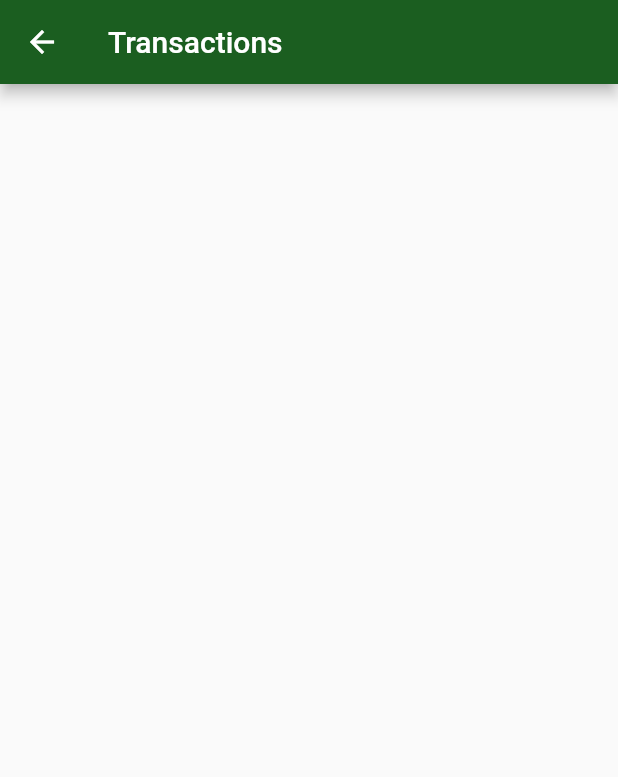
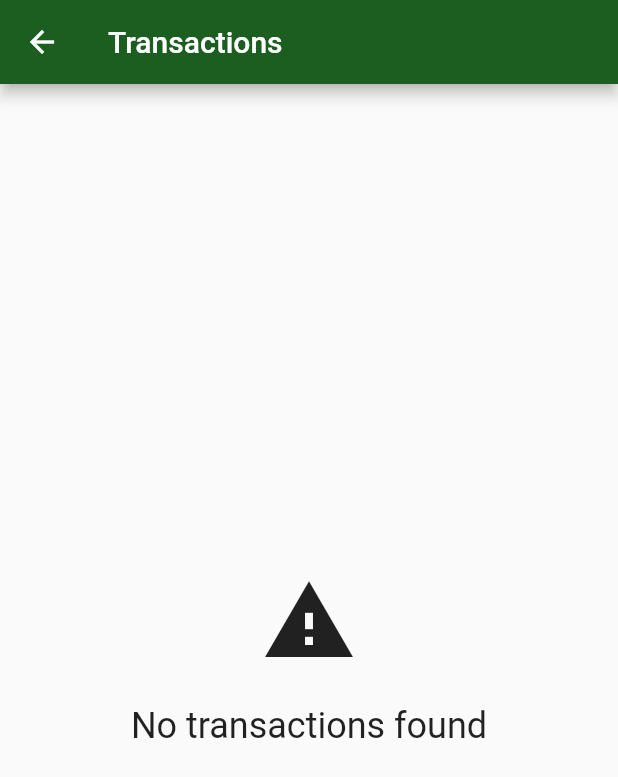
Before and after one commit to Marlon-Limax/Bytebank-Web-API, a Flutter app: the screen it shows after launch, after a tap on "Transaction Feed", on a phone screen of 412 x 824 dp. Shown: the top 777 px of the screen. Run offline on Flutter 3.47's test engine with Material 2 defaults, Android fonts, the phone set to English and light mode, and no system bars; our stand-ins replace sqflite; missing offline and left inert: http_interceptor; accounts and stored records are empty; statements that could not run were skipped.

Commit message:
Calling with external communication problems

```diff
--- /dev/null
+++ b/lib/components/centered_message.dart
@@ -0,0 +1,43 @@
+import 'package:flutter/material.dart';
+
+class CenteredMessage extends StatelessWidget {
+  final String message;
+  final IconData icon;
+  final double iconSize;
+  final double fontSize;
+
+  const CenteredMessage(
+    this.message, {
+    super.key,
+    required this.icon,
+    this.iconSize = 64,
+    this.fontSize = 24,
+  });
+
+  @override
+  Widget build(BuildContext context) {
+    return Center(
+      child: Column(
+        mainAxisAlignment: MainAxisAlignment.center,
+        crossAxisAlignment: CrossAxisAlignment.center,
+        children: <Widget>[
+          Visibility(
+            // ignore: unnecessary_null_comparison
+            visible: icon != null,
+            child: Icon(
+              icon,
+              size: iconSize,
+            ),
+          ),
+          Padding(
+            padding: const EdgeInsets.only(top: 24.0),
+            child: Text(
+              message,
+              style: TextStyle(fontSize: fontSize),
+            ),
+          ),
+        ],
+      ),
+    );
+  }
+}
--- a/lib/http/webclient.dart
+++ b/lib/http/webclient.dart
@@ -27,12 +27,15 @@ class LoggingInterceptor implements InterceptorContract {
   }
 
   Future<List<Transaction>> findAll() async {
+    final List<Transaction> transactions = [];
     try {
       final Client client = InterceptedClient.build(interceptors: [LoggingInterceptor()]);
       // ignore: unused_local_variable
-      final Response response = await client.get(Uri.parse('http://192.168.15.76:8080/transactions'));
+      final Response response = await client.get(Uri.parse('http://192.168.15.76:8080/transactions')).timeout(
+            const Duration(seconds: 5),
+          );
       final List<dynamic> decodedJson = jsonDecode(response.body);
-      final List<Transaction> transactions = [];
+
       for (Map<String, dynamic> transactionJson in decodedJson) {
         final Map<String, dynamic> contactJson = transactionJson['contact'];
         final Transaction transaction = Transaction(
@@ -48,7 +51,7 @@ class LoggingInterceptor implements InterceptorContract {
       return transactions;
     } catch (error) {
       debugPrint(error.toString());
-      rethrow;
+      return transactions;
     }
   }
 }
--- a/lib/main.dart
+++ b/lib/main.dart
@@ -1,4 +1,3 @@
-import 'package:bytebankwebapi/models/transaction.dart';
 import 'package:bytebankwebapi/screens/dashboard.dart';
 import 'package:flutter/material.dart';
 
--- a/lib/screens/contacts_list.dart
+++ b/lib/screens/contacts_list.dart
@@ -29,7 +29,7 @@ class _ContactListState extends State<ContactList> {
             case ConnectionState.none:
               break;
             case ConnectionState.waiting:
-              return Progress();
+              return const Progress();
               // ignore: dead_code
               break;
             case ConnectionState.active:
--- a/lib/screens/dashboard.dart
+++ b/lib/screens/dashboard.dart
@@ -1,4 +1,3 @@
-import 'package:bytebankwebapi/http/webclient.dart';
 import 'package:bytebankwebapi/screens/contacts_list.dart';
 import 'package:bytebankwebapi/screens/transactions_list.dart';
 import 'package:flutter/material.dart';
@@ -52,7 +51,7 @@ class Dashboard extends StatelessWidget {
   _showTransactionsList(BuildContext context) {
     Navigator.of(context).push(
       MaterialPageRoute(
-        builder: (context) => TransactionsList(),
+        builder: (context) => const TransactionsList(),
       ),
     );
   }
--- a/lib/screens/transactions_list.dart
+++ b/lib/screens/transactions_list.dart
@@ -1,3 +1,4 @@
+import 'package:bytebankwebapi/components/centered_message.dart';
 import 'package:bytebankwebapi/components/progress.dart';
 import 'package:bytebankwebapi/models/transaction.dart';
 import 'package:flutter/material.dart';
@@ -27,8 +28,9 @@ class TransactionsList extends StatelessWidget {
             case ConnectionState.active:
               break;
             case ConnectionState.done:
+              if (snapshot.hasData) {
                 final List<Transaction> transactions = snapshot.data ?? [];
-
+                if (transactions.isNotEmpty) {
                   return ListView.builder(
                     itemBuilder: (context, index) {
                       final Transaction transaction = transactions[index];
@@ -53,10 +55,13 @@ class TransactionsList extends StatelessWidget {
                     },
                     itemCount: transactions.length,
                   );
+                }
+              }
+              return const CenteredMessage('No transactions found', icon: Icons.warning);
               // ignore: dead_code
               break;
           }
-          return const Text('Unknown error');
+          return const CenteredMessage('Unknown error', icon: Icons.warning);
         },
       ),
     );
```
Also changed, not shown: 3 other files. Lines whose indentation alone changed are shown as unchanged.
